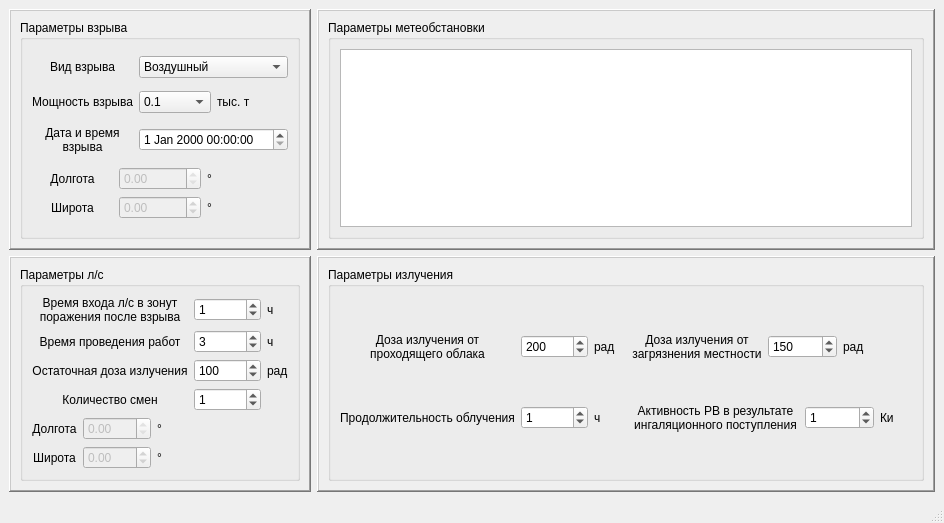
First picture: the form in inputwindow.ui, repository Devil666face/NuclearRange, before the edit.
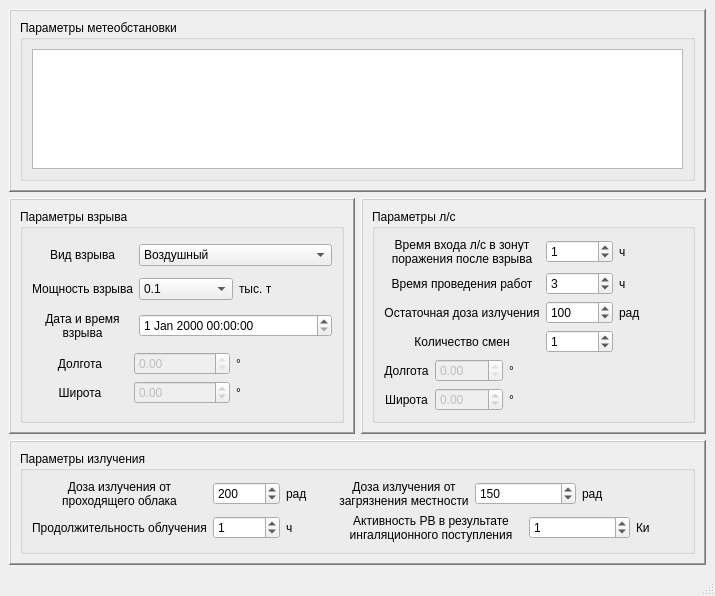
Second picture: the form after the edit.

What changed in the file:
```diff
--- a/inputwindow.ui
+++ b/inputwindow.ui
@@ -6,8 +6,8 @@
    <rect>
     <x>0</x>
     <y>0</y>
-    <width>944</width>
-    <height>523</height>
+    <width>715</width>
+    <height>596</height>
    </rect>
   </property>
   <property name="windowTitle">
@@ -16,8 +16,32 @@
   <widget class="QWidget" name="centralwidget">
    <layout class="QVBoxLayout" name="verticalLayout_4">
     <item>
-     <layout class="QGridLayout" name="gridLayout_6">
-      <item row="0" column="0">
+     <widget class="QFrame" name="frame_2">
+      <property name="frameShape">
+       <enum>QFrame::WinPanel</enum>
+      </property>
+      <property name="frameShadow">
+       <enum>QFrame::Raised</enum>
+      </property>
+      <layout class="QVBoxLayout" name="verticalLayout_6">
+       <item>
+        <widget class="QGroupBox" name="groupBox_weather">
+         <property name="title">
+          <string>Параметры метеобстановки</string>
+         </property>
+         <layout class="QVBoxLayout" name="verticalLayout">
+          <item>
+           <widget class="QTableWidget" name="tableWidget_weater"/>
+          </item>
+         </layout>
+        </widget>
+       </item>
+      </layout>
+     </widget>
+    </item>
+    <item>
+     <layout class="QHBoxLayout" name="horizontalLayout">
+      <item>
        <widget class="QFrame" name="frame">
         <property name="frameShape">
          <enum>QFrame::WinPanel</enum>
@@ -285,31 +309,7 @@
         </layout>
        </widget>
       </item>
-      <item row="0" column="1">
-       <widget class="QFrame" name="frame_2">
-        <property name="frameShape">
-         <enum>QFrame::WinPanel</enum>
-        </property>
-        <property name="frameShadow">
-         <enum>QFrame::Raised</enum>
-        </property>
-        <layout class="QVBoxLayout" name="verticalLayout_6">
          <item>
-          <widget class="QGroupBox" name="groupBox_weather">
-           <property name="title">
-            <string>Параметры метеобстановки</string>
-           </property>
-           <layout class="QVBoxLayout" name="verticalLayout">
-            <item>
-             <widget class="QTableWidget" name="tableWidget_weater"/>
-            </item>
-           </layout>
-          </widget>
-         </item>
-        </layout>
-       </widget>
-      </item>
-      <item row="1" column="0">
        <widget class="QFrame" name="frame_3">
         <property name="frameShape">
          <enum>QFrame::WinPanel</enum>
@@ -367,6 +367,15 @@
             </item>
             <item row="1" column="1">
              <widget class="QSpinBox" name="spinBox_T_work">
+              <property name="toolTip">
+               <string/>
+              </property>
+              <property name="statusTip">
+               <string>Максимальное значение - 720ч = 30сут</string>
+              </property>
+              <property name="minimum">
+               <number>1</number>
+              </property>
               <property name="maximum">
                <number>720</number>
               </property>
@@ -517,7 +526,9 @@
         </layout>
        </widget>
       </item>
-      <item row="1" column="1">
+     </layout>
+    </item>
+    <item>
        <widget class="QFrame" name="frame_4">
         <property name="enabled">
          <bool>true</bool>
@@ -658,8 +669,6 @@
         </layout>
        </widget>
       </item>
-     </layout>
-    </item>
     <item>
      <layout class="QGridLayout" name="lay_enter"/>
     </item>
```
Left out of the diff: 9 changed lines with no effect on the pictures. Lines whose indentation alone changed are shown as unchanged.
